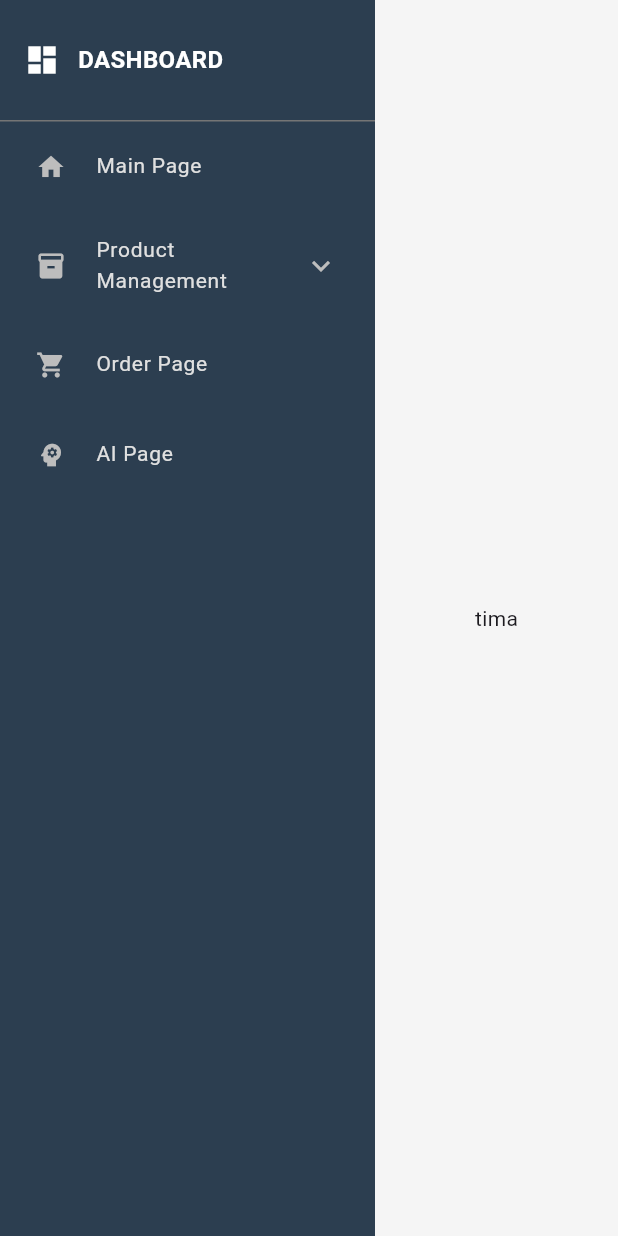
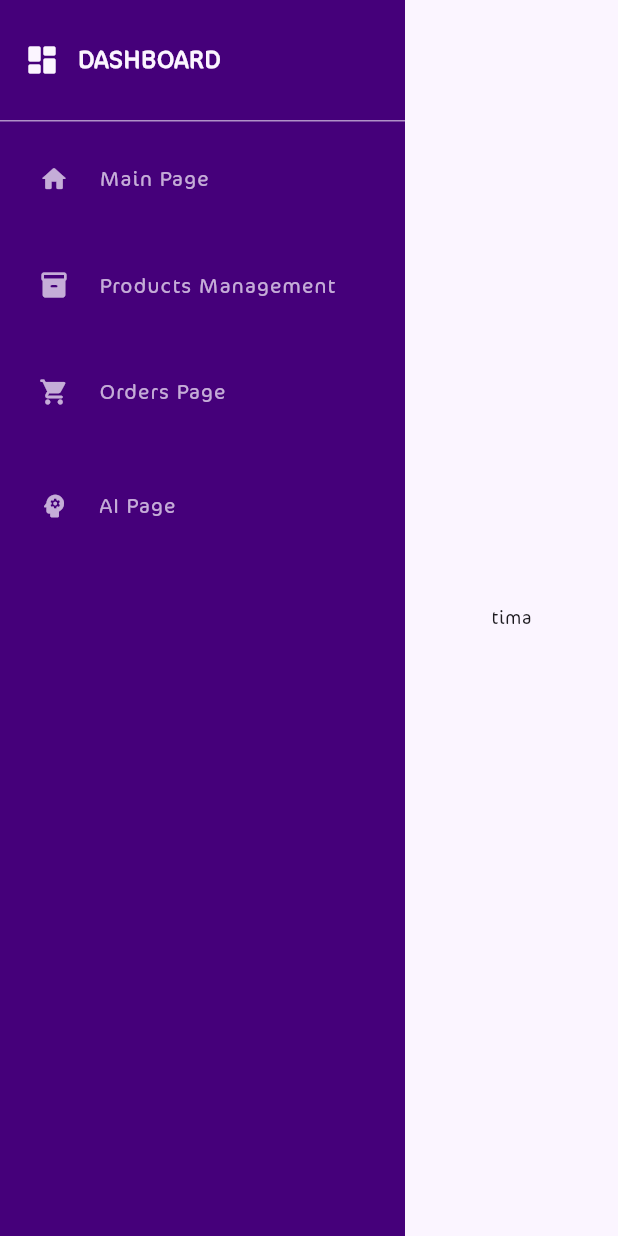
Before and after one commit to Tima-Dawwa/RecoMindSystem, a Flutter app: the screen it shows after launch, on a phone screen of 412 x 824 dp. Run offline on Flutter 3.47's test engine with Material 3 defaults, Android fonts, the phone set to English and light mode, and no system bars; our stand-ins replace carousel_slider, country_code_picker, dartz, dio, file_picker, flutter_bloc and 7 more.

Commit message:
dashboard coloring

```diff
--- a/dashboard/lib/core/Header/dashboard_header.dart
+++ b/dashboard/lib/core/Header/dashboard_header.dart
@@ -1,3 +1,4 @@
+import 'package:dashboard/core/utils/theme.dart';
 import 'package:flutter/material.dart';
 
 class DashboardHeader extends StatelessWidget {
@@ -10,13 +11,13 @@ class DashboardHeader extends StatelessWidget {
       padding: EdgeInsets.all(16),
       child: Row(
         children: [
-          Icon(Icons.dashboard, color: Colors.white, size: 24),
+          Icon(Icons.dashboard_rounded, color: Themes.bg, size: 24),
           SizedBox(width: 12),
           Text(
             'DASHBOARD',
             style: TextStyle(
-              color: Colors.white,
-              fontSize: 16,
+              color: Themes.bg,
+              fontSize: 18,
               fontWeight: FontWeight.bold,
             ),
           ),
--- a/dashboard/lib/core/Sidebar/expandable_item.dart
+++ b/dashboard/lib/core/Sidebar/expandable_item.dart
@@ -1,3 +1,4 @@
+import 'package:dashboard/core/utils/theme.dart';
 import 'package:flutter/material.dart';
 
 class ExpandableItem extends StatelessWidget {
@@ -15,26 +16,20 @@ class ExpandableItem extends StatelessWidget {
   @override
   Widget build(BuildContext context) {
     return Container(
-      margin: EdgeInsets.symmetric(
-        horizontal: 8,
-        vertical: 2,
-      ),
+      margin: EdgeInsets.symmetric(horizontal: 10),
       child: Theme(
         data: Theme.of(context).copyWith(dividerColor: Colors.transparent),
         child: ExpansionTile(
-          leading: Icon(icon, color: Colors.grey[400], size: 20),
+          leading: Icon(icon, color: Themes.bg.withAlpha(180), size: 20),
           title: Text(
             title,
-            style: TextStyle(color: Colors.grey[300], fontSize: 14),
+            style: TextStyle(color: Themes.bg.withAlpha(180), fontSize: 16),
           ),
-          iconColor: Colors.grey[400],
-          collapsedIconColor: Colors.grey[400],
-          tilePadding: EdgeInsets.symmetric(
-            horizontal: 16,
-            vertical: 4,
-          ),
-          childrenPadding:
-              EdgeInsets.zero,
+          // iconColor: Themes.bg.withAlpha(200),
+          showTrailingIcon: false,
+          collapsedIconColor: Themes.bg.withAlpha(180),
+          tilePadding: EdgeInsets.symmetric(horizontal: 16, vertical: 4),
+          childrenPadding: EdgeInsets.zero,
           children: children,
         ),
       ),
--- a/dashboard/lib/core/Sidebar/sidebar_item.dart
+++ b/dashboard/lib/core/Sidebar/sidebar_item.dart
@@ -1,3 +1,4 @@
+import 'package:dashboard/core/utils/theme.dart';
 import 'package:flutter/material.dart';
 
 class SidebarItem extends StatelessWidget {
@@ -21,23 +22,23 @@ class SidebarItem extends StatelessWidget {
     bool isSelected = currentRoute == route;
 
     return Container(
-      margin: EdgeInsets.symmetric(horizontal: 8, vertical: 2),
+      margin: EdgeInsets.symmetric(horizontal: 10, vertical: 10),
       decoration: BoxDecoration(
-        color: isSelected ? Colors.blue[600] : Colors.transparent,
-        borderRadius: BorderRadius.circular(8),
+        color: isSelected ? Themes.bg : Colors.transparent,
+        borderRadius: BorderRadius.circular(10),
       ),
       child: ListTile(
         dense: true,
         leading: Icon(
           icon,
-          color: isSelected ? Colors.white : Colors.grey[400],
-          size: 20,
+          color: isSelected ? Themes.primary : Themes.bg.withAlpha(180),
+          size: isSelected ? 23 : 20,
         ),
         title: Text(
           title,
           style: TextStyle(
-            color: isSelected ? Colors.white : Colors.grey[300],
-            fontSize: 14,
+            color: isSelected ? Themes.primary : Themes.bg.withAlpha(180),
+            fontSize: isSelected ? 18 : 16,
             fontWeight: isSelected ? FontWeight.w600 : FontWeight.normal,
           ),
         ),
--- a/dashboard/lib/core/Sidebar/sub_item.dart
+++ b/dashboard/lib/core/Sidebar/sub_item.dart
@@ -1,3 +1,4 @@
+import 'package:dashboard/core/utils/theme.dart';
 import 'package:flutter/material.dart';
 
 class SubItem extends StatelessWidget {
@@ -21,26 +22,26 @@ class SubItem extends StatelessWidget {
     return Container(
       margin: EdgeInsets.only(left: 32, right: 8, top: 2, bottom: 2),
       decoration: BoxDecoration(
-        color: isSelected ? Colors.blue[600] : Colors.transparent,
-        borderRadius: BorderRadius.circular(8),
+        color: isSelected ? Themes.bg : Colors.transparent,
+        borderRadius: BorderRadius.circular(10),
       ),
       child: ListTile(
         dense: true,
         leading: Icon(
-          Icons.insert_drive_file,
-          color: isSelected ? Colors.white : Colors.grey[500],
-          size: 16,
+          Icons.insert_drive_file_rounded,
+          color: isSelected ? Themes.primary : Themes.bg.withAlpha(180),
+          size: isSelected ? 23 : 20,
         ),
         title: Text(
           title,
           style: TextStyle(
-            color: isSelected ? Colors.white : Colors.grey[400],
-            fontSize: 13,
+            color: isSelected ? Themes.primary : Themes.bg.withAlpha(180),
+            fontSize: isSelected ? 18 : 16,
             fontWeight: isSelected ? FontWeight.w600 : FontWeight.normal,
           ),
         ),
         onTap: () => onTap(route),
-        contentPadding: EdgeInsets.symmetric(horizontal: 12, vertical: 2),
+        contentPadding: EdgeInsets.symmetric(horizontal: 16, vertical: 2),
       ),
     );
   }
--- /dev/null
+++ b/dashboard/lib/core/helpers/go_router.dart
@@ -0,0 +1,14 @@
+import 'package:dashboard/dashboard.dart';
+import 'package:dashboard/features/Main%20Page/main_page.dart';
+import 'package:go_router/go_router.dart';
+
+final GoRouter router = GoRouter(
+  routes: [
+    GoRoute(path: '/dashboard', builder: (context, state) => Dashboard()),
+    GoRoute(path: '/main_page', builder: (context, state) => MainPageScreen()),
+    // '/product/add': (context) => AddProductScreen(),
+    // '/product/manage': (context) => ManageProductsScreen(),
+    // '/orders': (context) => OrderPageScreen(),
+    // '/ai_page': (context) => AIPageScreen(),
+  ],
+);
--- /dev/null
+++ b/dashboard/lib/core/utils/theme.dart
@@ -0,0 +1,9 @@
+import 'package:flutter/material.dart';
+
+class Themes {
+  static Color primary = const Color(0xff45007a);
+  static Color secondary = const Color(0xffb8001c);
+  static Color third = const Color(0xffffd112);
+  static Color bg = const Color(0xFFFBF5FF);
+  static Color text = const Color(0xff220135);
+}
--- a/dashboard/lib/dashboard.dart
+++ b/dashboard/lib/dashboard.dart
@@ -1,25 +1,25 @@
-
 import 'package:dashboard/core/Header/dashboard_header.dart';
 import 'package:dashboard/core/Sidebar/expandable_item.dart';
 import 'package:dashboard/core/Sidebar/sidebar_item.dart';
 import 'package:dashboard/core/Sidebar/sub_item.dart';
+import 'package:dashboard/core/utils/theme.dart';
 import 'package:flutter/material.dart';
 
 class Dashboard extends StatefulWidget {
+  const Dashboard({super.key});
+
   @override
-  _DashboardState createState() => _DashboardState();
+  DashboardState createState() => DashboardState();
 }
 
-class _DashboardState extends State<Dashboard> {
+class DashboardState extends State<Dashboard> {
   String currentRoute = '/dashboard';
 
   void _navigateToRoute(String route) {
     setState(() {
       currentRoute = route;
     });
-    print('Navigating to: $route');
-
-
+    // print('Navigating to: $route');
   }
 
   @override
@@ -29,26 +29,26 @@ class _DashboardState extends State<Dashboard> {
         children: [
           // Sidebar
           Container(
-            width: 250,
-            color: Color(0xFF2C3E50),
+            width: 270,
+            color: Themes.primary,
             child: Column(
               children: [
                 DashboardHeader(),
-                Divider(color: Colors.grey[600], height: 1),
+                Divider(color: Themes.bg.withAlpha(150), height: 1),
                 Expanded(
                   child: ListView(
                     padding: EdgeInsets.zero,
                     children: [
                       SidebarItem(
-                        icon: Icons.home,
+                        icon: Icons.home_rounded,
                         title: 'Main Page',
                         route: '/main_page',
                         currentRoute: currentRoute,
                         onTap: _navigateToRoute,
                       ),
                       ExpandableItem(
-                        icon: Icons.inventory,
-                        title: 'Product Management',
+                        icon: Icons.inventory_2_rounded,
+                        title: 'Products Management',
                         children: [
                           SubItem(
                             title: 'Add Product',
@@ -57,7 +57,7 @@ class _DashboardState extends State<Dashboard> {
                             onTap: _navigateToRoute,
                           ),
                           SubItem(
-                            title: 'Manage Products',
+                            title: 'Modify Products',
                             route: '/product/manage',
                             currentRoute: currentRoute,
                             onTap: _navigateToRoute,
@@ -65,14 +65,14 @@ class _DashboardState extends State<Dashboard> {
                         ],
                       ),
                       SidebarItem(
-                        icon: Icons.shopping_cart,
-                        title: 'Order Page',
+                        icon: Icons.shopping_cart_rounded,
+                        title: 'Orders Page',
                         route: '/orders',
                         currentRoute: currentRoute,
                         onTap: _navigateToRoute,
                       ),
                       SidebarItem(
-                        icon: Icons.psychology,
+                        icon: Icons.psychology_rounded,
                         title: 'AI Page',
                         route: '/ai_page',
                         currentRoute: currentRoute,
@@ -86,8 +86,8 @@ class _DashboardState extends State<Dashboard> {
           ),
           Expanded(
             child: Container(
-              color: Colors.grey[100],
-              child: Center(child: Text("tima"),),
+              color: Themes.bg,
+              child: Center(child: Text("tima")),
             ),
           ),
         ],
--- a/dashboard/lib/main.dart
+++ b/dashboard/lib/main.dart
@@ -1,3 +1,4 @@
+import 'package:dashboard/core/utils/theme.dart';
 import 'package:dashboard/dashboard.dart';
 import 'package:dashboard/features/Main%20Page/main_page.dart';
 import 'package:flutter/material.dart';
@@ -7,12 +8,16 @@ void main() {
 }
 
 class MyApp extends StatelessWidget {
+  const MyApp({super.key});
+
   @override
   Widget build(BuildContext context) {
     return MaterialApp(
-      title: 'Flutter Dashboard',
+      title: 'Trendova Dashboard',
+      debugShowCheckedModeBanner: false,
       theme: ThemeData(
-        primarySwatch: Colors.blue,
+        fontFamily: 'CoconNext',
+        scaffoldBackgroundColor: Themes.bg,
         visualDensity: VisualDensity.adaptivePlatformDensity,
       ),
       home: Dashboard(),
```
Also changed, not shown: dashboard/pubspec.yaml (+5 -4 lines), dashboard/assets/fonts/cocon-next-arabic.ttf (added), dashboard/pubspec.lock.
